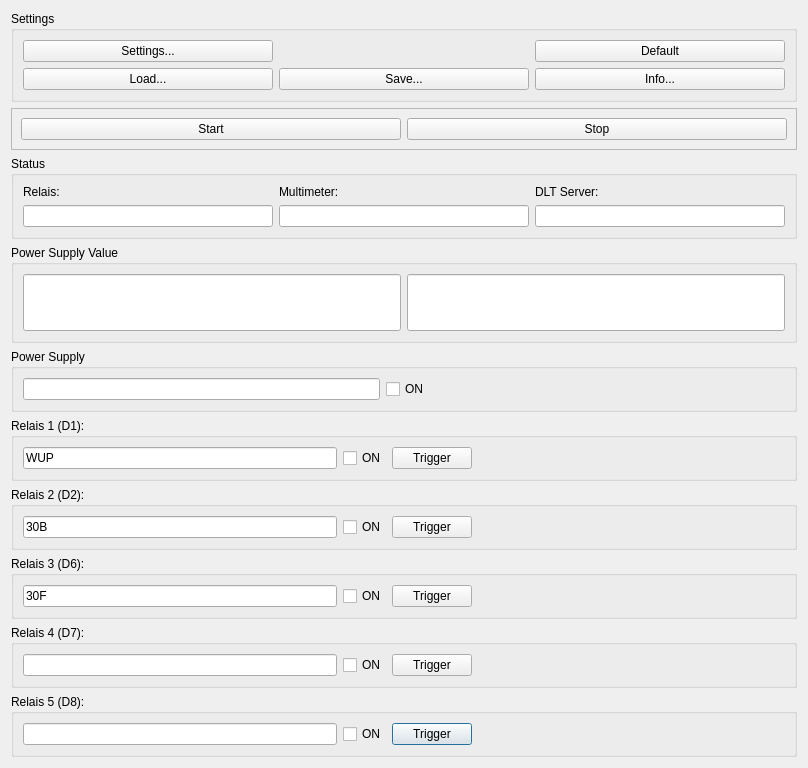
Old version of the form dialog.ui in the repository alexmucde/DLTPower.
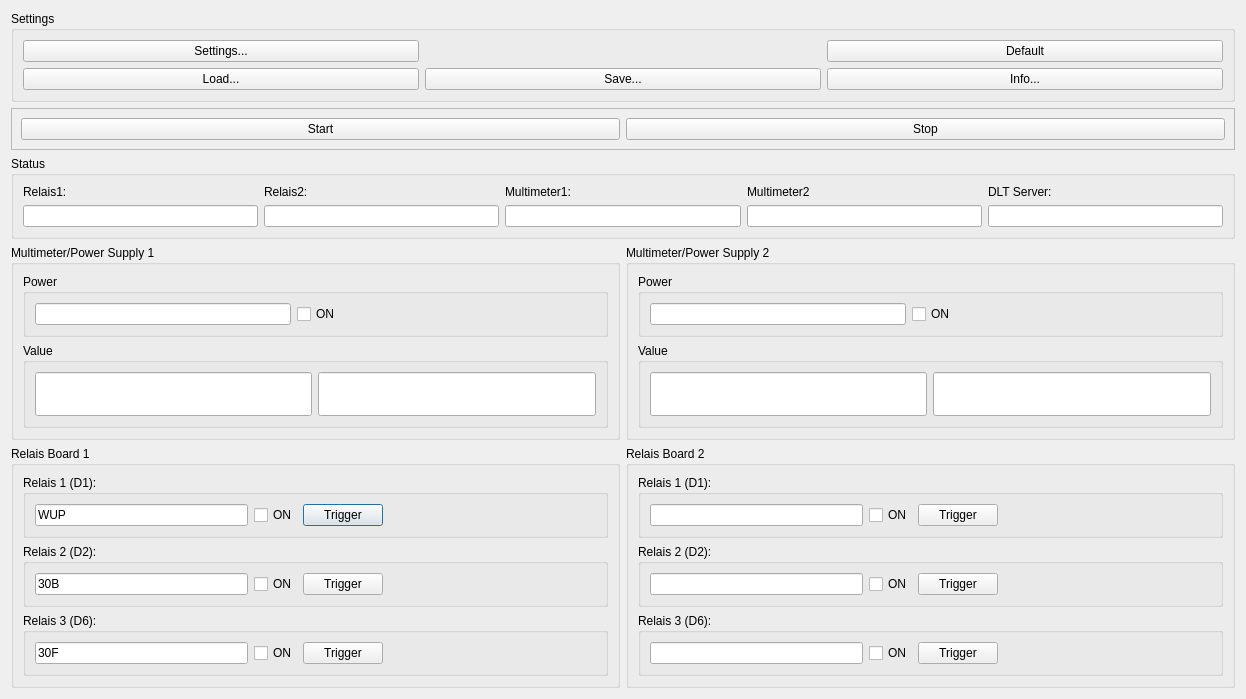
New version of the form.

Commit message: Support 2 Relais Board and 2 MM/PS

Diff of the .ui file:
```diff
--- a/dialog.ui
+++ b/dialog.ui
@@ -6,8 +6,8 @@
    <rect>
     <x>0</x>
     <y>0</y>
-    <width>808</width>
-    <height>759</height>
+    <width>1246</width>
+    <height>695</height>
    </rect>
   </property>
   <property name="sizePolicy">
@@ -34,117 +34,494 @@
    <bool>true</bool>
   </property>
   <layout class="QGridLayout" name="gridLayout">
-   <item row="17" column="0">
-    <widget class="QGroupBox" name="groupBox_2">
-     <property name="title">
-      <string>Relais 5 (D8):</string>
-     </property>
-     <layout class="QHBoxLayout" name="horizontalLayout_6">
-      <item>
-       <widget class="QLineEdit" name="lineEditRelaisName5"/>
-      </item>
-      <item>
-       <widget class="QCheckBox" name="checkBoxRelais5">
-        <property name="text">
-         <string>ON</string>
-        </property>
-       </widget>
-      </item>
-      <item>
-       <widget class="QPushButton" name="pushButtonRelais5Trigger">
-        <property name="text">
-         <string>Trigger</string>
-        </property>
-       </widget>
-      </item>
-      <item>
-       <spacer name="horizontalSpacer_5">
-        <property name="orientation">
-         <enum>Qt::Horizontal</enum>
-        </property>
-        <property name="sizeHint" stdset="0">
-         <size>
-          <width>40</width>
-          <height>20</height>
-         </size>
-        </property>
-       </spacer>
-      </item>
-     </layout>
-    </widget>
+   <item row="3" column="0">
+    <layout class="QHBoxLayout" name="horizontalLayout_11">
+     <item>
+      <widget class="QGroupBox" name="groupBox_13">
+       <property name="title">
+        <string>Multimeter/Power Supply 1</string>
+       </property>
+       <layout class="QVBoxLayout" name="verticalLayout_3">
+        <item>
+         <widget class="QGroupBox" name="groupBox_9">
+          <property name="title">
+           <string>Power</string>
+          </property>
+          <layout class="QHBoxLayout" name="horizontalLayout_8">
+           <item>
+            <widget class="QLineEdit" name="lineEditPower1Name">
+             <property name="readOnly">
+              <bool>true</bool>
+             </property>
+            </widget>
+           </item>
+           <item>
+            <widget class="QCheckBox" name="checkBoxPower1">
+             <property name="text">
+              <string>ON</string>
+             </property>
+            </widget>
+           </item>
+           <item>
+            <spacer name="horizontalSpacer_6">
+             <property name="orientation">
+              <enum>Qt::Horizontal</enum>
+             </property>
+             <property name="sizeHint" stdset="0">
+              <size>
+               <width>40</width>
+               <height>20</height>
+              </size>
+             </property>
+            </spacer>
+           </item>
+          </layout>
+         </widget>
+        </item>
+        <item>
+         <widget class="QGroupBox" name="groupBox_7">
+          <property name="title">
+           <string>Value</string>
+          </property>
+          <layout class="QHBoxLayout" name="horizontalLayout_5">
+           <item>
+            <widget class="QLineEdit" name="lineEditValue1">
+             <property name="font">
+              <font>
+               <family>Arial</family>
+               <pointsize>24</pointsize>
+              </font>
+             </property>
+             <property name="readOnly">
+              <bool>true</bool>
+             </property>
+            </widget>
+           </item>
+           <item>
+            <widget class="QLineEdit" name="lineEditUnit1">
+             <property name="font">
+              <font>
+               <family>Arial</family>
+               <pointsize>24</pointsize>
+              </font>
+             </property>
+             <property name="readOnly">
+              <bool>true</bool>
+             </property>
+            </widget>
+           </item>
+          </layout>
+         </widget>
+        </item>
+       </layout>
+      </widget>
+     </item>
+     <item>
+      <widget class="QGroupBox" name="groupBox_14">
+       <property name="title">
+        <string>Multimeter/Power Supply 2</string>
+       </property>
+       <layout class="QVBoxLayout" name="verticalLayout_4">
+        <item>
+         <widget class="QGroupBox" name="groupBox_15">
+          <property name="title">
+           <string>Power</string>
+          </property>
+          <layout class="QHBoxLayout" name="horizontalLayout_13">
+           <item>
+            <widget class="QLineEdit" name="lineEditPower2Name">
+             <property name="readOnly">
+              <bool>true</bool>
+             </property>
+            </widget>
+           </item>
+           <item>
+            <widget class="QCheckBox" name="checkBoxPower2">
+             <property name="text">
+              <string>ON</string>
+             </property>
+            </widget>
+           </item>
+           <item>
+            <spacer name="horizontalSpacer_8">
+             <property name="orientation">
+              <enum>Qt::Horizontal</enum>
+             </property>
+             <property name="sizeHint" stdset="0">
+              <size>
+               <width>40</width>
+               <height>20</height>
+              </size>
+             </property>
+            </spacer>
+           </item>
+          </layout>
+         </widget>
+        </item>
+        <item>
+         <widget class="QGroupBox" name="groupBox_16">
+          <property name="title">
+           <string>Value</string>
+          </property>
+          <layout class="QHBoxLayout" name="horizontalLayout_12">
+           <item>
+            <widget class="QLineEdit" name="lineEditValue2">
+             <property name="font">
+              <font>
+               <family>Arial</family>
+               <pointsize>24</pointsize>
+              </font>
+             </property>
+             <property name="readOnly">
+              <bool>true</bool>
+             </property>
+            </widget>
+           </item>
+           <item>
+            <widget class="QLineEdit" name="lineEditUnit2">
+             <property name="font">
+              <font>
+               <family>Arial</family>
+               <pointsize>24</pointsize>
+              </font>
+             </property>
+             <property name="readOnly">
+              <bool>true</bool>
+             </property>
+            </widget>
+           </item>
+          </layout>
+         </widget>
+        </item>
+       </layout>
+      </widget>
+     </item>
+    </layout>
    </item>
-   <item row="10" column="0">
-    <widget class="QGroupBox" name="groupBox_7">
-     <property name="title">
-      <string>Power Supply Value</string>
-     </property>
-     <layout class="QHBoxLayout" name="horizontalLayout_5">
-      <item>
-       <widget class="QLineEdit" name="lineEditValue">
-        <property name="font">
-         <font>
-          <family>Arial</family>
-          <pointsize>32</pointsize>
-         </font>
-        </property>
-       </widget>
-      </item>
-      <item>
-       <widget class="QLineEdit" name="lineEditUnit">
-        <property name="font">
-         <font>
-          <family>Arial</family>
-          <pointsize>32</pointsize>
-         </font>
-        </property>
-       </widget>
-      </item>
-     </layout>
-    </widget>
+   <item row="11" column="0">
+    <layout class="QHBoxLayout" name="horizontalLayout_10">
+     <item>
+      <widget class="QGroupBox" name="groupBox_11">
+       <property name="title">
+        <string>Relais Board 1</string>
+       </property>
+       <layout class="QVBoxLayout" name="verticalLayout">
+        <item>
+         <widget class="QGroupBox" name="groupBox_3">
+          <property name="title">
+           <string>Relais 1 (D1):</string>
+          </property>
+          <layout class="QHBoxLayout" name="horizontalLayout">
+           <item>
+            <widget class="QLineEdit" name="lineEditRelaisName1">
+             <property name="text">
+              <string>WUP</string>
+             </property>
+             <property name="readOnly">
+              <bool>true</bool>
+             </property>
+            </widget>
+           </item>
+           <item>
+            <widget class="QCheckBox" name="checkBoxRelais1">
+             <property name="text">
+              <string>ON</string>
+             </property>
+            </widget>
+           </item>
+           <item>
+            <widget class="QPushButton" name="pushButtonRelais1Trigger">
+             <property name="text">
+              <string>Trigger</string>
+             </property>
+            </widget>
+           </item>
+           <item>
+            <spacer name="horizontalSpacer">
+             <property name="orientation">
+              <enum>Qt::Horizontal</enum>
+             </property>
+             <property name="sizeHint" stdset="0">
+              <size>
+               <width>40</width>
+               <height>20</height>
+              </size>
+             </property>
+            </spacer>
+           </item>
+          </layout>
+         </widget>
+        </item>
+        <item>
+         <widget class="QGroupBox" name="groupBox_4">
+          <property name="title">
+           <string>Relais 2 (D2):</string>
+          </property>
+          <layout class="QHBoxLayout" name="horizontalLayout_2">
+           <item>
+            <widget class="QLineEdit" name="lineEditRelaisName2">
+             <property name="text">
+              <string>30B</string>
+             </property>
+             <property name="readOnly">
+              <bool>true</bool>
+             </property>
+            </widget>
+           </item>
+           <item>
+            <widget class="QCheckBox" name="checkBoxRelais2">
+             <property name="text">
+              <string>ON</string>
+             </property>
+            </widget>
+           </item>
+           <item>
+            <widget class="QPushButton" name="pushButtonRelais2Trigger">
+             <property name="text">
+              <string>Trigger</string>
+             </property>
+            </widget>
+           </item>
+           <item>
+            <spacer name="horizontalSpacer_2">
+             <property name="orientation">
+              <enum>Qt::Horizontal</enum>
+             </property>
+             <property name="sizeHint" stdset="0">
+              <size>
+               <width>40</width>
+               <height>20</height>
+              </size>
+             </property>
+            </spacer>
+           </item>
+          </layout>
+         </widget>
+        </item>
+        <item>
+         <widget class="QGroupBox" name="groupBox_5">
+          <property name="title">
+           <string>Relais 3 (D6):</string>
+          </property>
+          <layout class="QHBoxLayout" name="horizontalLayout_3">
+           <item>
+            <widget class="QLineEdit" name="lineEditRelaisName3">
+             <property name="text">
+              <string>30F</string>
+             </property>
+             <property name="readOnly">
+              <bool>true</bool>
+             </property>
+            </widget>
+           </item>
+           <item>
+            <widget class="QCheckBox" name="checkBoxRelais3">
+             <property name="text">
+              <string>ON</string>
+             </property>
+            </widget>
+           </item>
+           <item>
+            <widget class="QPushButton" name="pushButtonRelais3Trigger">
+             <property name="text">
+              <string>Trigger</string>
+             </property>
+            </widget>
+           </item>
+           <item>
+            <spacer name="horizontalSpacer_3">
+             <property name="orientation">
+              <enum>Qt::Horizontal</enum>
+             </property>
+             <property name="sizeHint" stdset="0">
+              <size>
+               <width>40</width>
+               <height>20</height>
+              </size>
+             </property>
+            </spacer>
+           </item>
+          </layout>
+         </widget>
+        </item>
+       </layout>
+      </widget>
+     </item>
+     <item>
+      <widget class="QGroupBox" name="groupBox_12">
+       <property name="title">
+        <string>Relais Board 2</string>
+       </property>
+       <layout class="QVBoxLayout" name="verticalLayout_2">
+        <item>
+         <widget class="QGroupBox" name="groupBox">
+          <property name="title">
+           <string>Relais 1 (D1):</string>
+          </property>
+          <layout class="QHBoxLayout" name="horizontalLayout_4">
+           <item>
+            <widget class="QLineEdit" name="lineEditRelaisName4">
+             <property name="readOnly">
+              <bool>true</bool>
+             </property>
+            </widget>
+           </item>
+           <item>
+            <widget class="QCheckBox" name="checkBoxRelais4">
+             <property name="text">
+              <string>ON</string>
+             </property>
+            </widget>
+           </item>
+           <item>
+            <widget class="QPushButton" name="pushButtonRelais4Trigger">
+             <property name="text">
+              <string>Trigger</string>
+             </property>
+            </widget>
+           </item>
+           <item>
+            <spacer name="horizontalSpacer_4">
+             <property name="orientation">
+              <enum>Qt::Horizontal</enum>
+             </property>
+             <property name="sizeHint" stdset="0">
+              <size>
+               <width>40</width>
+               <height>20</height>
+              </size>
+             </property>
+            </spacer>
+           </item>
+          </layout>
+         </widget>
+        </item>
+        <item>
+         <widget class="QGroupBox" name="groupBox_2">
+          <property name="title">
+           <string>Relais 2 (D2):</string>
+          </property>
+          <layout class="QHBoxLayout" name="horizontalLayout_6">
+           <item>
+            <widget class="QLineEdit" name="lineEditRelaisName5">
+             <property name="readOnly">
+              <bool>true</bool>
+             </property>
+            </widget>
+           </item>
+           <item>
+            <widget class="QCheckBox" name="checkBoxRelais5">
+             <property name="text">
+              <string>ON</string>
+             </property>
+            </widget>
+           </item>
+           <item>
+            <widget class="QPushButton" name="pushButtonRelais5Trigger">
+             <property name="text">
+              <string>Trigger</string>
+             </property>
+            </widget>
+           </item>
+           <item>
+            <spacer name="horizontalSpacer_5">
+             <property name="orientation">
+              <enum>Qt::Horizontal</enum>
+             </property>
+             <property name="sizeHint" stdset="0">
+              <size>
+               <width>40</width>
+               <height>20</height>
+              </size>
+             </property>
+            </spacer>
+           </item>
+          </layout>
+         </widget>
+        </item>
+        <item>
+         <widget class="QGroupBox" name="groupBox_10">
+          <property name="title">
+           <string>Relais 3 (D6):</string>
+          </property>
+          <layout class="QHBoxLayout" name="horizontalLayout_9">
+           <item>
+            <widget class="QLineEdit" name="lineEditRelaisName6">
+             <property name="readOnly">
+              <bool>true</bool>
+             </property>
+            </widget>
+           </item>
+           <item>
+            <widget class="QCheckBox" name="checkBoxRelais6">
+             <property name="text">
+              <string>ON</string>
+             </property>
+            </widget>
+           </item>
+           <item>
+            <widget class="QPushButton" name="pushButtonRelais6Trigger">
+             <property name="text">
+              <string>Trigger</string>
+             </property>
+            </widget>
+           </item>
+           <item>
+            <spacer name="horizontalSpacer_7">
+             <property name="orientation">
+              <enum>Qt::Horizontal</enum>
+             </property>
+             <property name="sizeHint" stdset="0">
+              <size>
+               <width>40</width>
+               <height>20</height>
+              </size>
+             </property>
+            </spacer>
+           </item>
+          </layout>
+         </widget>
+        </item>
+       </layout>
+      </widget>
+     </item>
+    </layout>
    </item>
-   <item row="15" column="0">
-    <widget class="QGroupBox" name="groupBox_5">
-     <property name="title">
-      <string>Relais 3 (D6):</string>
+   <item row="1" column="0">
+    <widget class="QFrame" name="frame">
+     <property name="frameShape">
+      <enum>QFrame::StyledPanel</enum>
      </property>
-     <layout class="QHBoxLayout" name="horizontalLayout_3">
+     <property name="frameShadow">
+      <enum>QFrame::Raised</enum>
+     </property>
+     <layout class="QHBoxLayout" name="horizontalLayout_7">
       <item>
-       <widget class="QLineEdit" name="lineEditRelaisName3">
-        <property name="text">
-         <string>30F</string>
+       <widget class="QPushButton" name="pushButtonStart">
+        <property name="sizePolicy">
+         <sizepolicy hsizetype="Expanding" vsizetype="Fixed">
+          <horstretch>0</horstretch>
+          <verstretch>0</verstretch>
+         </sizepolicy>
         </property>
-        <property name="readOnly">
-         <bool>true</bool>
-        </property>
-       </widget>
-      </item>
-      <item>
-       <widget class="QCheckBox" name="checkBoxRelais3">
         <property name="text">
-         <string>ON</string>
+         <string>Start</string>
         </property>
        </widget>
       </item>
       <item>
-       <widget class="QPushButton" name="pushButtonRelais3Trigger">
+       <widget class="QPushButton" name="pushButtonStop">
+        <property name="sizePolicy">
+         <sizepolicy hsizetype="Expanding" vsizetype="Preferred">
+          <horstretch>0</horstretch>
+          <verstretch>0</verstretch>
+         </sizepolicy>
+        </property>
         <property name="text">
-         <string>Trigger</string>
+         <string>Stop</string>
         </property>
        </widget>
       </item>
-      <item>
-       <spacer name="horizontalSpacer_3">
-        <property name="orientation">
-         <enum>Qt::Horizontal</enum>
-        </property>
-        <property name="sizeHint" stdset="0">
-         <size>
-          <width>40</width>
-          <height>20</height>
-         </size>
-        </property>
-       </spacer>
-      </item>
      </layout>
     </widget>
    </item>
@@ -192,52 +569,6 @@
      </layout>
     </widget>
    </item>
-   <item row="14" column="0">
-    <widget class="QGroupBox" name="groupBox_4">
-     <property name="title">
-      <string>Relais 2 (D2):</string>
-     </property>
-     <layout class="QHBoxLayout" name="horizontalLayout_2">
-      <item>
-       <widget class="QLineEdit" name="lineEditRelaisName2">
-        <property name="text">
-         <string>30B</string>
-        </property>
-        <property name="readOnly">
-         <bool>true</bool>
-        </property>
-       </widget>
-      </item>
-      <item>
-       <widget class="QCheckBox" name="checkBoxRelais2">
-        <property name="text">
-         <string>ON</string>
-        </property>
-       </widget>
-      </item>
-      <item>
-       <widget class="QPushButton" name="pushButtonRelais2Trigger">
-        <property name="text">
-         <string>Trigger</string>
-        </property>
-       </widget>
-      </item>
-      <item>
-       <spacer name="horizontalSpacer_2">
-        <property name="orientation">
-         <enum>Qt::Horizontal</enum>
-        </property>
-        <property name="sizeHint" stdset="0">
-         <size>
-          <width>40</width>
-          <height>20</height>
-         </size>
-        </property>
-       </spacer>
-      </item>
-     </layout>
-    </widget>
-   </item>
    <item row="2" column="0">
     <widget class="QGroupBox" name="groupBox_8">
      <property name="title">
@@ -247,195 +578,72 @@
       <item row="0" column="0">
        <widget class="QLabel" name="label_4">
         <property name="text">
-         <string>Relais:</string>
+         <string>Relais1:</string>
         </property>
        </widget>
       </item>
-      <item row="1" column="0">
-       <widget class="QLineEdit" name="lineEditStatus">
-        <property name="readOnly">
-         <bool>true</bool>
-        </property>
-       </widget>
-      </item>
-      <item row="0" column="1">
-       <widget class="QLabel" name="label">
-        <property name="text">
-         <string>Multimeter:</string>
-        </property>
-       </widget>
-      </item>
-      <item row="1" column="1">
-       <widget class="QLineEdit" name="lineEditStatusMultimeter"/>
-      </item>
-      <item row="0" column="2">
+      <item row="0" column="4">
        <widget class="QLabel" name="label_7">
         <property name="text">
          <string>DLT Server:</string>
         </property>
        </widget>
       </item>
-      <item row="1" column="2">
+      <item row="0" column="2">
+       <widget class="QLabel" name="label">
+        <property name="text">
+         <string>Multimeter1:</string>
+        </property>
+       </widget>
+      </item>
+      <item row="0" column="1">
+       <widget class="QLabel" name="label_2">
+        <property name="text">
+         <string>Relais2:</string>
+        </property>
+       </widget>
+      </item>
+      <item row="1" column="1">
+       <widget class="QLineEdit" name="lineEditStatus2">
+        <property name="readOnly">
+         <bool>true</bool>
+        </property>
+       </widget>
+      </item>
+      <item row="1" column="4">
        <widget class="QLineEdit" name="lineEditStatusDLT">
         <property name="readOnly">
          <bool>true</bool>
         </property>
        </widget>
       </item>
-     </layout>
-    </widget>
-   </item>
-   <item row="1" column="0">
-    <widget class="QFrame" name="frame">
-     <property name="frameShape">
-      <enum>QFrame::StyledPanel</enum>
-     </property>
-     <property name="frameShadow">
-      <enum>QFrame::Raised</enum>
-     </property>
-     <layout class="QHBoxLayout" name="horizontalLayout_7">
-      <item>
-       <widget class="QPushButton" name="pushButtonStart">
-        <property name="sizePolicy">
-         <sizepolicy hsizetype="Expanding" vsizetype="Fixed">
-          <horstretch>0</horstretch>
-          <verstretch>0</verstretch>
-         </sizepolicy>
+      <item row="1" column="2">
+       <widget class="QLineEdit" name="lineEditStatusMultimeter1">
+        <property name="readOnly">
+         <bool>true</bool>
         </property>
-        <property name="text">
-         <string>Start</string>
-        </property>
        </widget>
       </item>
-      <item>
-       <widget class="QPushButton" name="pushButtonStop">
-        <property name="sizePolicy">
-         <sizepolicy hsizetype="Expanding" vsizetype="Preferred">
-          <horstretch>0</horstretch>
-          <verstretch>0</verstretch>
-         </sizepolicy>
+      <item row="1" column="0">
+       <widget class="QLineEdit" name="lineEditStatus1">
+        <property name="readOnly">
+         <bool>true</bool>
         </property>
-        <property name="text">
-         <string>Stop</string>
-        </property>
        </widget>
       </item>
-     </layout>
-    </widget>
-   </item>
-   <item row="13" column="0">
-    <widget class="QGroupBox" name="groupBox_3">
-     <property name="title">
-      <string>Relais 1 (D1):</string>
-     </property>
-     <layout class="QHBoxLayout" name="horizontalLayout">
-      <item>
-       <widget class="QLineEdit" name="lineEditRelaisName1">
-        <property name="text">
-         <string>WUP</string>
-        </property>
+      <item row="1" column="3">
+       <widget class="QLineEdit" name="lineEditStatusMultimeter2">
         <property name="readOnly">
          <bool>true</bool>
         </property>
        </widget>
       </item>
-      <item>
-       <widget class="QCheckBox" name="checkBoxRelais1">
+      <item row="0" column="3">
+       <widget class="QLabel" name="label_3">
         <property name="text">
-         <string>ON</string>
+         <string>Multimeter2</string>
         </property>
        </widget>
-      </item>
-      <item>
-       <widget class="QPushButton" name="pushButtonRelais1Trigger">
-        <property name="text">
-         <string>Trigger</string>
-        </property>
-       </widget>
-      </item>
-      <item>
-       <spacer name="horizontalSpacer">
-        <property name="orientation">
-         <enum>Qt::Horizontal</enum>
-        </property>
-        <property name="sizeHint" stdset="0">
-         <size>
-          <width>40</width>
-          <height>20</height>
-         </size>
-        </property>
-       </spacer>
-      </item>
-     </layout>
-    </widget>
-   </item>
-   <item row="16" column="0">
-    <widget class="QGroupBox" name="groupBox">
-     <property name="title">
-      <string>Relais 4 (D7):</string>
-     </property>
-     <layout class="QHBoxLayout" name="horizontalLayout_4">
-      <item>
-       <widget class="QLineEdit" name="lineEditRelaisName4"/>
-      </item>
-      <item>
-       <widget class="QCheckBox" name="checkBoxRelais4">
-        <property name="text">
-         <string>ON</string>
-        </property>
-       </widget>
-      </item>
-      <item>
-       <widget class="QPushButton" name="pushButtonRelais4Trigger">
-        <property name="text">
-         <string>Trigger</string>
-        </property>
-       </widget>
-      </item>
-      <item>
-       <spacer name="horizontalSpacer_4">
-        <property name="orientation">
-         <enum>Qt::Horizontal</enum>
-        </property>
-        <property name="sizeHint" stdset="0">
-         <size>
-          <width>40</width>
-          <height>20</height>
-         </size>
-        </property>
-       </spacer>
-      </item>
-     </layout>
-    </widget>
-   </item>
-   <item row="11" column="0">
-    <widget class="QGroupBox" name="groupBox_9">
-     <property name="title">
-      <string>Power Supply</string>
-     </property>
-     <layout class="QHBoxLayout" name="horizontalLayout_8">
-      <item>
-       <widget class="QLineEdit" name="lineEditPowerName"/>
-      </item>
-      <item>
-       <widget class="QCheckBox" name="checkBoxPower">
-        <property name="text">
-         <string>ON</string>
-        </property>
-       </widget>
-      </item>
-      <item>
-       <spacer name="horizontalSpacer_6">
-        <property name="orientation">
-         <enum>Qt::Horizontal</enum>
-        </property>
-        <property name="sizeHint" stdset="0">
-         <size>
-          <width>40</width>
-          <height>20</height>
-         </size>
-        </property>
-       </spacer>
       </item>
      </layout>
     </widget>
```
The commit also changes 9 other files.
